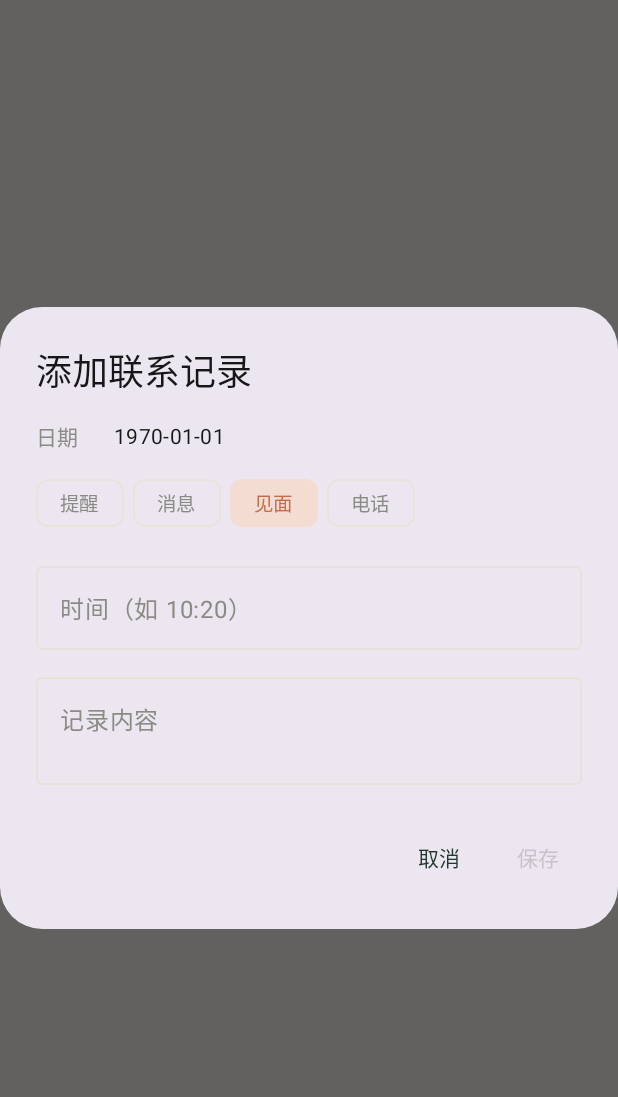
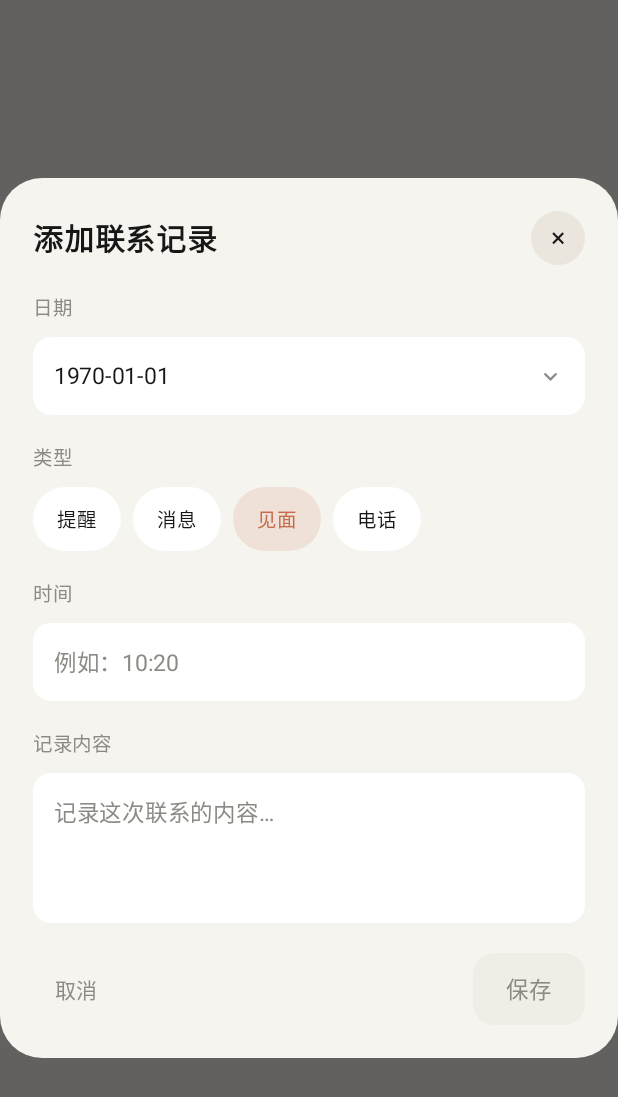
Before and after one commit to fupeng1995/Cardpocket, an Android app built with Jetpack Compose: the composable AddRecordDialog called with empty values, on a phone screen of 412 x 824 dp. Shown: the top 1097 px of the screen. Run offline under Robolectric (Android 15) with nearby library versions, the phone set to English and light mode, and no system bars.

Commit message:
style: 添加联系记录弹窗改为与项目整体美术风格一致

```diff
--- a/app/src/main/java/com/example/cardpocket/ui/detail/CardDetailScreen.kt
+++ b/app/src/main/java/com/example/cardpocket/ui/detail/CardDetailScreen.kt
@@ -21,6 +21,7 @@ import androidx.compose.foundation.layout.size
 import androidx.compose.foundation.layout.statusBarsPadding
 import androidx.compose.foundation.layout.width
 import androidx.compose.foundation.rememberScrollState
+import androidx.compose.foundation.text.BasicTextField
 import androidx.compose.foundation.shape.CircleShape
 import androidx.compose.foundation.shape.RoundedCornerShape
 import androidx.compose.foundation.verticalScroll
@@ -28,6 +29,7 @@ import androidx.compose.material.icons.Icons
 import androidx.compose.material.icons.automirrored.filled.ArrowBack
 import androidx.compose.material.icons.filled.Add
 import androidx.compose.material.icons.filled.Edit
+import androidx.compose.material.icons.filled.KeyboardArrowDown
 import androidx.compose.material.icons.filled.MoreVert
 import androidx.compose.material3.AlertDialog
 import androidx.compose.material3.Button
@@ -64,12 +66,15 @@ import androidx.compose.ui.draw.drawBehind
 import androidx.compose.ui.geometry.CornerRadius
 import androidx.compose.ui.geometry.Offset
 import androidx.compose.ui.graphics.Color
+import androidx.compose.ui.graphics.SolidColor
 import androidx.compose.ui.graphics.PathEffect
 import androidx.compose.ui.graphics.drawscope.Stroke
+import androidx.compose.ui.text.TextStyle
 import androidx.compose.ui.text.font.FontWeight
 import androidx.compose.ui.text.style.TextAlign
 import androidx.compose.ui.unit.dp
 import androidx.compose.ui.unit.sp
+import androidx.compose.ui.window.Dialog
 import androidx.compose.foundation.BorderStroke
 import androidx.compose.ui.platform.LocalSoftwareKeyboardController
 import com.example.cardpocket.data.AppData
@@ -80,11 +85,13 @@ import com.example.cardpocket.data.model.TemplateField
 import com.example.cardpocket.ui.components.Avatar
 import com.example.cardpocket.ui.components.Badge
 import com.example.cardpocket.ui.components.CircularIconButton
+import com.example.cardpocket.ui.components.AppDatePickerDialog
 import com.example.cardpocket.ui.components.FieldFormDialog
 import com.example.cardpocket.ui.theme.Bg
 import com.example.cardpocket.ui.theme.ChipBorder
 import com.example.cardpocket.ui.theme.DividerColor
 import com.example.cardpocket.ui.theme.GreenDeep
+import com.example.cardpocket.ui.theme.IconChipGreen
 import com.example.cardpocket.ui.theme.SurfaceWhite
 import com.example.cardpocket.ui.theme.Terracotta
 import com.example.cardpocket.ui.theme.TextMuted
@@ -754,54 +761,103 @@ private fun AddRecordDialog(
     var timeText by remember { mutableStateOf("") }
     var content by remember { mutableStateOf("") }
     var showDatePicker by remember { mutableStateOf(false) }
+    val canSave = content.isNotBlank()
 
-    AlertDialog(
-        onDismissRequest = onDismiss,
-        title = { Text("添加联系记录") },
-        text = {
-            Column(verticalArrangement = Arrangement.spacedBy(10.dp)) {
-                Row(
+    Dialog(onDismissRequest = onDismiss) {
+        Surface(color = Bg, shape = RoundedCornerShape(28.dp)) {
+            Column(Modifier.padding(22.dp)) {
+                Row(verticalAlignment = Alignment.CenterVertically) {
+                    Text(
+                        text = "添加联系记录",
+                        fontSize = 20.sp,
+                        fontWeight = FontWeight.Bold,
+                        color = TextPrimary,
+                        modifier = Modifier.weight(1f)
+                    )
+                    Box(
+                        modifier = Modifier
+                            .size(36.dp)
+                            .clip(CircleShape)
+                            .background(Color(0xFFEAE6DD))
+                            .clickable(onClick = onDismiss),
+                        contentAlignment = Alignment.Center
+                    ) {
+                        Text("×", fontSize = 18.sp, color = TextPrimary)
+                    }
+                }
+                Spacer(Modifier.height(16.dp))
+
+                RecordLabel("日期")
+                Spacer(Modifier.height(8.dp))
+                Surface(
+                    color = SurfaceWhite,
+                    shape = RoundedCornerShape(12.dp),
                     modifier = Modifier
                         .fillMaxWidth()
-                        .clickable { showDatePicker = true },
+                        .clip(RoundedCornerShape(12.dp))
+                        .clickable { showDatePicker = true }
+                ) {
+                    Row(
+                        modifier = Modifier.padding(horizontal = 14.dp, vertical = 14.dp),
                         verticalAlignment = Alignment.CenterVertically
                     ) {
-                    Text("日期", fontSize = 14.sp, color = TextMuted, modifier = Modifier.width(52.dp))
-                    Text(formatDate(dateMillis), fontSize = 14.sp, color = TextPrimary, modifier = Modifier.weight(1f))
-                }
-                FlowRow(horizontalArrangement = Arrangement.spacedBy(6.dp)) {
-                    listOf("提醒", "消息", "见面", "电话").forEach { t ->
-                        FilterChip(
-                            selected = type == t,
-                            onClick = { type = t },
-                            label = { Text(t, fontSize = 13.sp) },
-                            colors = FilterChipDefaults.filterChipColors(
-                                selectedContainerColor = Color(0xFFF3DDD2),
-                                selectedLabelColor = Terracotta
+                        Text(
+                            text = formatDate(dateMillis),
+                            fontSize = 15.sp,
+                            color = TextPrimary,
+                            modifier = Modifier.weight(1f)
                         )
+                        Icon(
+                            Icons.Filled.KeyboardArrowDown,
+                            contentDescription = null,
+                            tint = TextMuted,
+                            modifier = Modifier.size(18.dp)
                         )
                     }
                 }
-                OutlinedTextField(
+
+                Spacer(Modifier.height(16.dp))
+                RecordLabel("类型")
+                Spacer(Modifier.height(8.dp))
+                FlowRow(
+                    horizontalArrangement = Arrangement.spacedBy(8.dp),
+                    verticalArrangement = Arrangement.spacedBy(8.dp)
+                ) {
+                    listOf("提醒", "消息", "见面", "电话").forEach { t ->
+                        RecordTypeChip(selected = type == t, label = t) { type = t }
+                    }
+                }
+
+                Spacer(Modifier.height(16.dp))
+                RecordLabel("时间")
+                Spacer(Modifier.height(8.dp))
+                RecordInputBox(
                     value = timeText,
                     onValueChange = { timeText = it },
-                    label = { Text("时间（如 10:20）") },
-                    singleLine = true,
-                    modifier = Modifier.fillMaxWidth()
+                    placeholder = "例如：10:20"
                 )
-                OutlinedTextField(
+
+                Spacer(Modifier.height(16.dp))
+                RecordLabel("记录内容")
+                Spacer(Modifier.height(8.dp))
+                RecordInputBox(
                     value = content,
                     onValueChange = { content = it },
-                    label = { Text("记录内容") },
-                    minLines = 2,
-                    modifier = Modifier.fillMaxWidth()
+                    placeholder = "记录这次联系的内容…",
+                    multiline = true
                 )
+
+                Spacer(Modifier.height(20.dp))
+                Row(verticalAlignment = Alignment.CenterVertically) {
+                    TextButton(onClick = onDismiss) {
+                        Text("取消", color = TextMuted)
                     }
-        },
-        confirmButton = {
-            TextButton(
-                enabled = content.isNotBlank(),
-                onClick = {
+                    Spacer(Modifier.weight(1f))
+                    Box(
+                        modifier = Modifier
+                            .clip(RoundedCornerShape(14.dp))
+                            .background(if (canSave) IconChipGreen else Color(0xFFEFEDE6))
+                            .clickable(enabled = canSave) {
                                 onSave(
                                     ContactRecord(
                                         id = 0L,
@@ -813,28 +869,87 @@ private fun AddRecordDialog(
                                     )
                                 )
                             }
-            ) { Text("保存") }
-        },
-        dismissButton = {
-            TextButton(onClick = onDismiss) { Text("取消") }
-        }
+                            .padding(horizontal = 22.dp, vertical = 12.dp),
+                        contentAlignment = Alignment.Center
+                    ) {
+                        Text(
+                            text = "保存",
+                            fontSize = 15.sp,
+                            color = if (canSave) GreenDeep else TextMuted
                         )
-
-    if (showDatePicker) {
-        val state = rememberDatePickerState(initialSelectedDateMillis = dateMillis)
-        DatePickerDialog(
-            onDismissRequest = { showDatePicker = false },
-            confirmButton = {
-                TextButton(onClick = {
-                    state.selectedDateMillis?.let { dateMillis = it }
-                    showDatePicker = false
-                }) { Text("确定") }
-            },
-            dismissButton = {
-                TextButton(onClick = { showDatePicker = false }) { Text("取消") }
-            }
-        ) {
-            DatePicker(state = state)
                     }
                 }
             }
+        }
+    }
+
+    if (showDatePicker) {
+        AppDatePickerDialog(
+            initialMillis = dateMillis,
+            onDismiss = { showDatePicker = false },
+            onConfirm = { millis ->
+                if (millis != null) dateMillis = millis
+                showDatePicker = false
+            }
+        )
+    }
+}
+
+@Composable
+private fun RecordLabel(text: String) {
+    Text(text, fontSize = 13.sp, color = TextMuted)
+}
+
+@Composable
+private fun RecordTypeChip(selected: Boolean, label: String, onClick: () -> Unit) {
+    Box(
+        modifier = Modifier
+            .clip(RoundedCornerShape(50))
+            .background(if (selected) Terracotta.copy(alpha = 0.14f) else SurfaceWhite)
+            .clickable(onClick = onClick)
+            .padding(horizontal = 16.dp, vertical = 9.dp),
+        contentAlignment = Alignment.Center
+    ) {
+        Text(
+            text = label,
+            fontSize = 13.sp,
+            color = if (selected) Terracotta else TextPrimary,
+            fontWeight = if (selected) FontWeight.Medium else FontWeight.Normal
+        )
+    }
+}
+
+@Composable
+private fun RecordInputBox(
+    value: String,
+    onValueChange: (String) -> Unit,
+    placeholder: String,
+    multiline: Boolean = false
+) {
+    Box(
+        modifier = Modifier
+            .fillMaxWidth()
+            .clip(RoundedCornerShape(12.dp))
+            .background(SurfaceWhite)
+            .padding(horizontal = 14.dp, vertical = 14.dp)
+    ) {
+        BasicTextField(
+            value = value,
+            onValueChange = onValueChange,
+            singleLine = !multiline,
+            textStyle = TextStyle(fontSize = 15.sp, color = TextPrimary),
+            cursorBrush = SolidColor(Terracotta),
+            modifier = Modifier
+                .fillMaxWidth()
+                .then(if (multiline) Modifier.height(72.dp) else Modifier),
+            decorationBox = { inner ->
+                Box {
+                    if (value.isEmpty()) {
+                        Text(placeholder, fontSize = 15.sp, color = TextMuted)
+                    }
+                    inner()
+                }
+            }
+        )
+    }
+}
```
Lines whose indentation alone changed are shown as unchanged.
